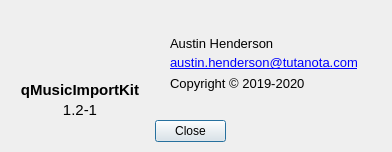
This is Source/aboutwindow.ui in AustinSHend/qMusicImportKit as Qt 5 draws it before an edit. The edited form follows.
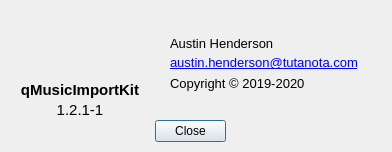
This is the edited form. Icons and pictures are not drawn.

Commit message: Increment version number for release

Patch:
```diff
--- a/Source/aboutwindow.ui
+++ b/Source/aboutwindow.ui
@@ -103,7 +103,7 @@
     </font>
    </property>
    <property name="text">
-    <string>1.2-1</string>
+    <string>1.2.1-1</string>
    </property>
    <property name="alignment">
     <set>Qt::AlignCenter</set>
```
